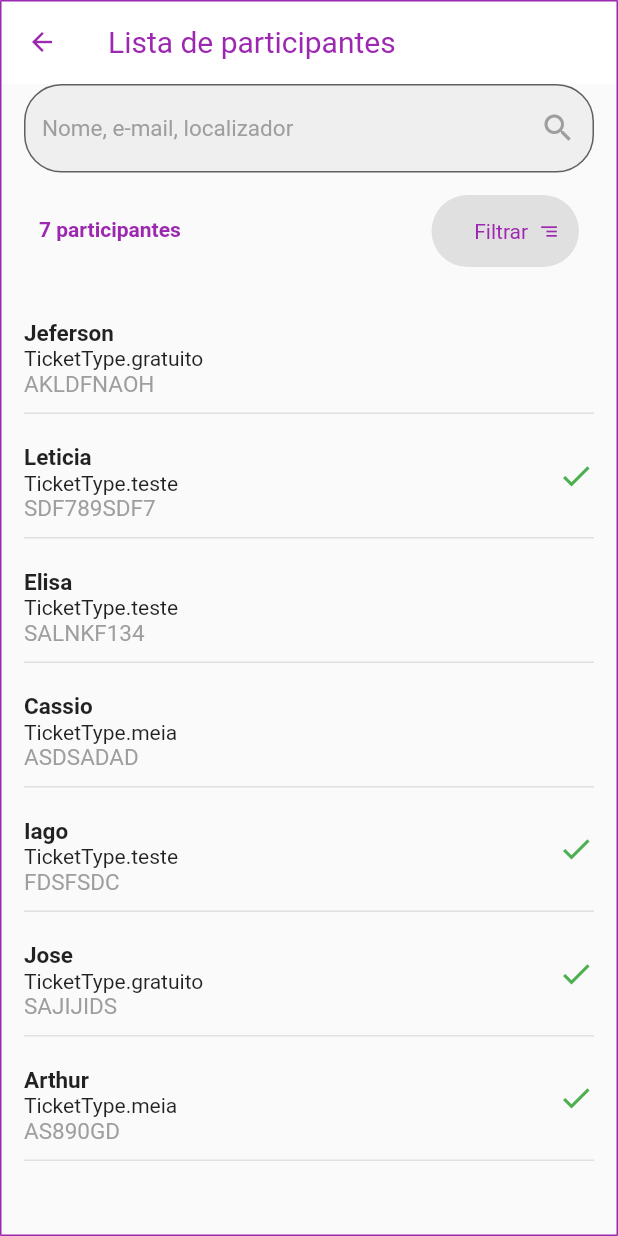
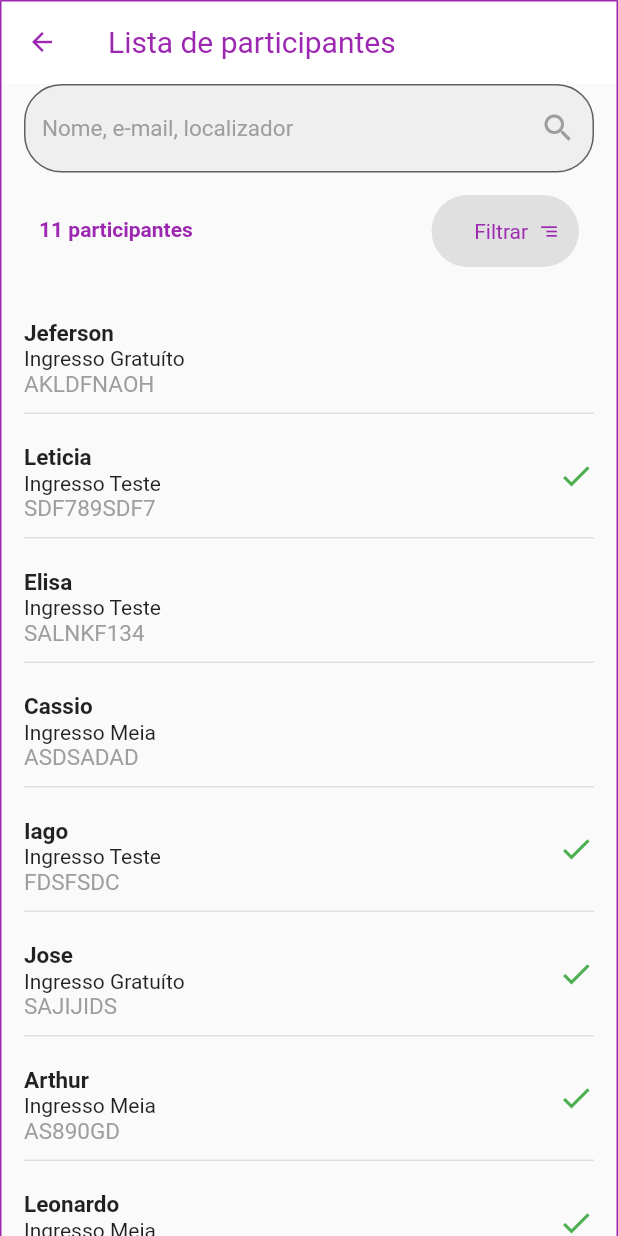
Before and after one commit to renanvolpe/ticketsFilter, a Flutter app: the screen it shows after launch, on a phone screen of 412 x 824 dp. Run offline on Flutter 3.47's test engine with Material 2 defaults, Android fonts, the phone set to English and light mode, and no system bars.

Commit message:
return correct Ticket Type and

```diff
--- a/lib/main.dart
+++ b/lib/main.dart
@@ -64,6 +64,15 @@
         "jose@gmail.com", "Jose", "SAJIJIDS", true, TicketType.gratuito);
     Participante part7 = Participante(
         "arthur@gmail.com.br", "Arthur", "AS890GD", true, TicketType.meia);
+    Participante part8 = Participante(
+        "Leo@gmail.com", "Leonardo", "FSMLÇDJ9", true, TicketType.meia);
+    Participante part9 = Participante(
+        "Joao@hotmail.com.br", "Joao", "FJKLAN82", false, TicketType.teste);
+    Participante part10 = Participante(
+        "Pedro@gmail.com", "Pedro", "SDFG789", false, TicketType.gratuito);
+    Participante part11 = Participante(
+        "maria@gmail.com", "Maria", "FNOUI13D", false, TicketType.teste);
+
 
 
 List<Participante> listaGeral = <Participante>[
@@ -73,8 +82,11 @@
       part4,
       part5,
       part6,
-      part7
-
+      part7,
+      part8,
+      part9,
+      part10,
+      part11
     ];
 
     setState(() {
--- a/lib/widgets/cada_participantes.dart
+++ b/lib/widgets/cada_participantes.dart
@@ -1,6 +1,7 @@
 import 'package:flutter/material.dart';
 import 'package:go_free_project/filtro.dart';
 import 'package:go_free_project/participante.dart';
+import 'package:go_free_project/ticketType.dart';
 
 
 Widget cadaParticipante(
@@ -29,8 +30,8 @@ Widget cadaParticipante(
                         fontSize: 15),
                   ),
                   Text(
-                    participantes[i].tipoIngresso.toString(),
-                    textAlign: TextAlign.start,
+                    returnTicketType( participantes[i].tipoIngresso),
+                                                                                                                                   textAlign: TextAlign.start,
                     style: const TextStyle(
                         fontSize: 14, fontWeight: FontWeight.normal),
                   ),
@@ -50,3 +51,17 @@ Widget cadaParticipante(
       );
 
   }
+
+  String returnTicketType(TicketType ticket){
+    if(ticket == TicketType.gratuito)
+      return "Ingresso Gratuíto";
+
+    if(ticket == TicketType.teste)
+      return "Ingresso Teste";
+
+
+      return "Ingresso Meia";
+
+
+
+  }
```
